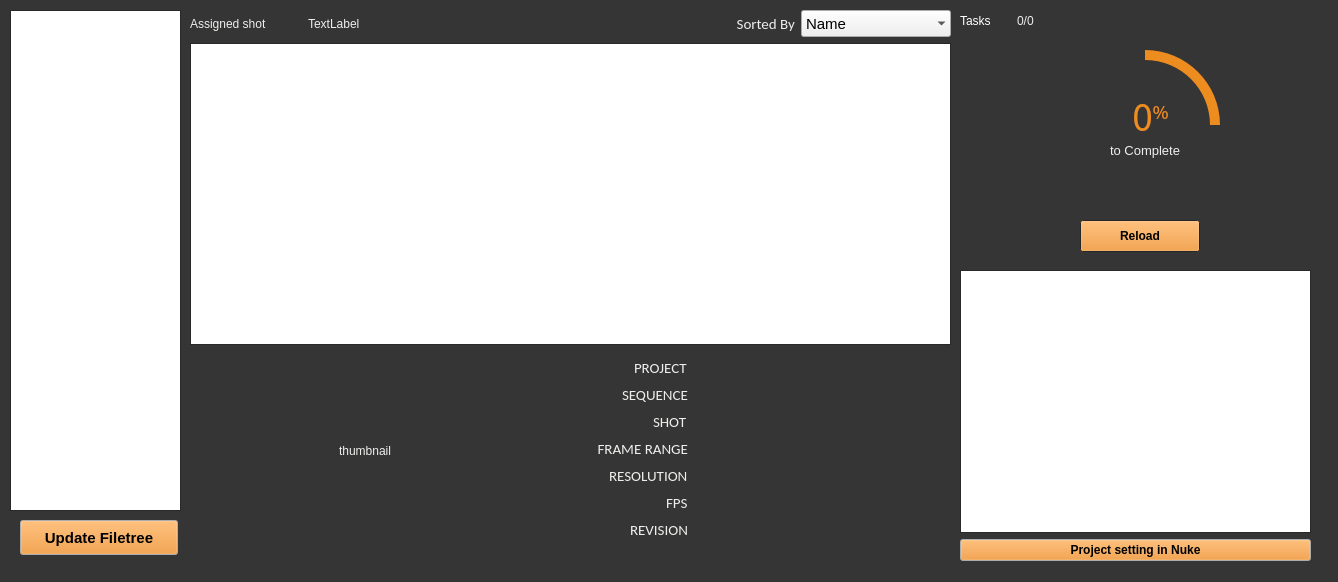
This is jiwoon/gazu_api/view/UI/nuki_main_widget_1.ui in SongmiLim/nuki_project as Qt 5 draws it before an edit. The edited form follows.
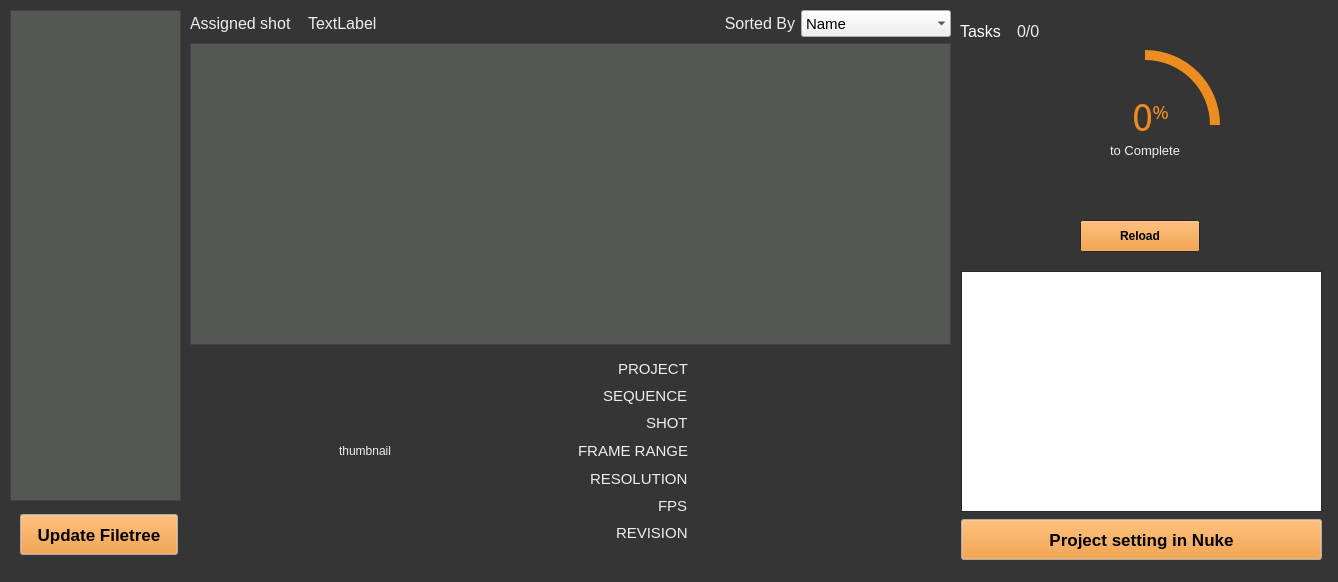
This is the edited form.

Commit message: publish!!! - path에서 경로받고 gazu로 pub. - nuki_main_widget UI 수정 - upload QMainwindow > QWidget 수정 - exr 확장자 폴더만 생성하게 변경 (upload 눌렀을때 파일경로가 없을시 mkdir 로 생성하는것을 추후 수정해야함)

What changed in the file:
```diff
--- a/jiwoon/gazu_api/view/UI/nuki_main_widget_1.ui
+++ b/jiwoon/gazu_api/view/UI/nuki_main_widget_1.ui
@@ -196,6 +196,11 @@
             </disabled>
            </palette>
           </property>
+          <property name="font">
+           <font>
+            <pointsize>12</pointsize>
+           </font>
+          </property>
           <property name="text">
            <string>Assigned shot</string>
           </property>
@@ -246,6 +251,11 @@
             </disabled>
            </palette>
           </property>
+          <property name="font">
+           <font>
+            <pointsize>12</pointsize>
+           </font>
+          </property>
           <property name="text">
            <string>TextLabel</string>
           </property>
@@ -312,8 +322,8 @@
         </property>
         <property name="font">
          <font>
-          <family>Carlito</family>
-          <pointsize>11</pointsize>
+          <family>Cantarell</family>
+          <pointsize>12</pointsize>
           <weight>50</weight>
           <bold>false</bold>
          </font>
@@ -429,7 +439,126 @@
      </layout>
     </item>
     <item>
-     <widget class="QListView" name="shot_list"/>
+     <widget class="QListView" name="shot_list">
+      <property name="palette">
+       <palette>
+        <active>
+         <colorrole role="Text">
+          <brush brushstyle="SolidPattern">
+           <color alpha="255">
+            <red>46</red>
+            <green>52</green>
+            <blue>54</blue>
+           </color>
+          </brush>
+         </colorrole>
+         <colorrole role="Base">
+          <brush brushstyle="SolidPattern">
+           <color alpha="255">
+            <red>85</red>
+            <green>87</green>
+            <blue>83</blue>
+           </color>
+          </brush>
+         </colorrole>
+         <colorrole role="Window">
+          <brush brushstyle="SolidPattern">
+           <color alpha="255">
+            <red>85</red>
+            <green>87</green>
+            <blue>83</blue>
+           </color>
+          </brush>
+         </colorrole>
+         <colorrole role="PlaceholderText">
+          <brush brushstyle="NoBrush">
+           <color alpha="128">
+            <red>46</red>
+            <green>52</green>
+            <blue>54</blue>
+           </color>
+          </brush>
+         </colorrole>
+        </active>
+        <inactive>
+         <colorrole role="Text">
+          <brush brushstyle="SolidPattern">
+           <color alpha="255">
+            <red>46</red>
+            <green>52</green>
+            <blue>54</blue>
+           </color>
+          </brush>
+         </colorrole>
+         <colorrole role="Base">
+          <brush brushstyle="SolidPattern">
+           <color alpha="255">
+            <red>85</red>
+            <green>87</green>
+            <blue>83</blue>
+           </color>
+          </brush>
+         </colorrole>
+         <colorrole role="Window">
+          <brush brushstyle="SolidPattern">
+           <color alpha="255">
+            <red>85</red>
+            <green>87</green>
+            <blue>83</blue>
+           </color>
+          </brush>
+         </colorrole>
+         <colorrole role="PlaceholderText">
+          <brush brushstyle="NoBrush">
+           <color alpha="128">
+            <red>46</red>
+            <green>52</green>
+            <blue>54</blue>
+           </color>
+          </brush>
+         </colorrole>
+        </inactive>
+        <disabled>
+         <colorrole role="Text">
+          <brush brushstyle="SolidPattern">
+           <color alpha="255">
+            <red>146</red>
+            <green>148</green>
+            <blue>149</blue>
+           </color>
+          </brush>
+         </colorrole>
+         <colorrole role="Base">
+          <brush brushstyle="SolidPattern">
+           <color alpha="255">
+            <red>85</red>
+            <green>87</green>
+            <blue>83</blue>
+           </color>
+          </brush>
+         </colorrole>
+         <colorrole role="Window">
+          <brush brushstyle="SolidPattern">
+           <color alpha="255">
+            <red>85</red>
+            <green>87</green>
+            <blue>83</blue>
+           </color>
+          </brush>
+         </colorrole>
+         <colorrole role="PlaceholderText">
+          <brush brushstyle="NoBrush">
+           <color alpha="128">
+            <red>46</red>
+            <green>52</green>
+            <blue>54</blue>
+           </color>
+          </brush>
+         </colorrole>
+        </disabled>
+       </palette>
+      </property>
+     </widget>
     </item>
     <item>
      <layout class="QVBoxLayout" name="verticalLayout">
@@ -567,7 +696,7 @@
             </property>
             <property name="font">
              <font>
-              <family>Carlito</family>
+              <family>Cantarell</family>
               <pointsize>12</pointsize>
               <weight>50</weight>
               <bold>false</bold>
@@ -631,7 +760,7 @@
             </property>
             <property name="font">
              <font>
-              <family>Carlito</family>
+              <family>Cantarell</family>
               <pointsize>11</pointsize>
               <weight>50</weight>
               <bold>false</bold>
@@ -701,7 +830,7 @@
             </property>
             <property name="font">
              <font>
-              <family>Carlito</family>
+              <family>Cantarell</family>
               <pointsize>11</pointsize>
               <weight>50</weight>
               <bold>false</bold>
@@ -927,7 +1056,7 @@
             </property>
             <property name="font">
              <font>
-              <family>Carlito</family>
+              <family>Cantarell</family>
               <pointsize>12</pointsize>
               <weight>50</weight>
               <bold>false</bold>
@@ -991,7 +1120,7 @@
             </property>
             <property name="font">
              <font>
-              <family>Carlito</family>
+              <family>Cantarell</family>
               <pointsize>12</pointsize>
              </font>
             </property>
@@ -1059,7 +1188,7 @@
             </property>
             <property name="font">
              <font>
-              <family>Carlito</family>
+              <family>Cantarell</family>
               <pointsize>11</pointsize>
               <weight>50</weight>
               <bold>false</bold>
@@ -1129,7 +1258,7 @@
             </property>
             <property name="font">
              <font>
-              <family>Carlito</family>
+              <family>Cantarell</family>
               <pointsize>12</pointsize>
               <weight>50</weight>
               <bold>false</bold>
@@ -1193,7 +1322,7 @@
             </property>
             <property name="font">
              <font>
-              <family>Carlito</family>
+              <family>Cantarell</family>
               <pointsize>12</pointsize>
               <weight>50</weight>
               <bold>false</bold>
@@ -1257,7 +1386,7 @@
             </property>
             <property name="font">
              <font>
-              <family>Carlito</family>
+              <family>Cantarell</family>
               <pointsize>12</pointsize>
               <weight>50</weight>
               <bold>false</bold>
@@ -1324,7 +1453,7 @@
             </property>
             <property name="font">
              <font>
-              <family>Carlito</family>
+              <family>Cantarell</family>
               <pointsize>11</pointsize>
               <weight>50</weight>
               <bold>false</bold>
@@ -1394,7 +1523,7 @@
             </property>
             <property name="font">
              <font>
-              <family>Carlito</family>
+              <family>Cantarell</family>
               <pointsize>11</pointsize>
               <weight>50</weight>
               <bold>false</bold>
@@ -1464,7 +1593,7 @@
             </property>
             <property name="font">
              <font>
-              <family>Carlito</family>
+              <family>Cantarell</family>
               <pointsize>11</pointsize>
               <weight>50</weight>
               <bold>false</bold>
@@ -1534,7 +1663,7 @@
             </property>
             <property name="font">
              <font>
-              <family>Carlito</family>
+              <family>Cantarell</family>
               <pointsize>11</pointsize>
               <weight>50</weight>
               <bold>false</bold>
@@ -1572,9 +1701,9 @@
    <property name="geometry">
     <rect>
      <x>20</x>
-     <y>520</y>
+     <y>514</y>
      <width>158</width>
-     <height>35</height>
+     <height>41</height>
     </rect>
    </property>
    <property name="minimumSize">
@@ -1629,7 +1758,7 @@
    <property name="font">
     <font>
      <family>Cantarell</family>
-     <pointsize>11</pointsize>
+     <pointsize>13</pointsize>
      <weight>75</weight>
      <bold>true</bold>
     </font>
@@ -1733,9 +1862,9 @@
    <property name="geometry">
     <rect>
      <x>960</x>
-     <y>10</y>
+     <y>20</y>
      <width>108</width>
-     <height>22</height>
+     <height>23</height>
     </rect>
    </property>
    <layout class="QHBoxLayout" name="horizontalLayout">
@@ -1832,6 +1961,11 @@
         </disabled>
        </palette>
       </property>
+      <property name="font">
+       <font>
+        <pointsize>12</pointsize>
+       </font>
+      </property>
       <property name="text">
        <string>Tasks</string>
       </property>
@@ -1876,6 +2010,11 @@
         </disabled>
        </palette>
       </property>
+      <property name="font">
+       <font>
+        <pointsize>12</pointsize>
+       </font>
+      </property>
       <property name="text">
        <string>0/0</string>
       </property>
@@ -1889,94 +2028,132 @@
      <x>10</x>
      <y>10</y>
      <width>171</width>
-     <height>501</height>
+     <height>491</height>
     </rect>
    </property>
-  </widget>
-  <widget class="QWidget" name="layoutWidget">
-   <property name="geometry">
-    <rect>
-     <x>960</x>
-     <y>270</y>
-     <width>351</width>
-     <height>291</height>
-    </rect>
+   <property name="palette">
+    <palette>
+     <active>
+      <colorrole role="Text">
+       <brush brushstyle="SolidPattern">
+        <color alpha="255">
+         <red>46</red>
+         <green>52</green>
+         <blue>54</blue>
+        </color>
+       </brush>
+      </colorrole>
+      <colorrole role="Base">
+       <brush brushstyle="SolidPattern">
+        <color alpha="255">
+         <red>85</red>
+         <green>87</green>
+         <blue>83</blue>
+        </color>
+       </brush>
+      </colorrole>
+      <colorrole role="Window">
+       <brush brushstyle="SolidPattern">
+        <color alpha="255">
+         <red>85</red>
+         <green>87</green>
+         <blue>83</blue>
+        </color>
+       </brush>
+      </colorrole>
+      <colorrole role="PlaceholderText">
+       <brush brushstyle="NoBrush">
+        <color alpha="128">
+         <red>46</red>
+         <green>52</green>
+         <blue>54</blue>
+        </color>
+       </brush>
+      </colorrole>
+     </active>
+     <inactive>
+      <colorrole role="Text">
+       <brush brushstyle="SolidPattern">
+        <color alpha="255">
+         <red>46</red>
+         <green>52</green>
+         <blue>54</blue>
+        </color>
+       </brush>
+      </colorrole>
+      <colorrole role="Base">
+       <brush brushstyle="SolidPattern">
+        <color alpha="255">
+         <red>85</red>
+         <green>87</green>
+         <blue>83</blue>
+        </color>
+       </brush>
+      </colorrole>
+      <colorrole role="Window">
+       <brush brushstyle="SolidPattern">
+        <color alpha="255">
+         <red>85</red>
+         <green>87</green>
+         <blue>83</blue>
+        </color>
+       </brush>
+      </colorrole>
+      <colorrole role="PlaceholderText">
+       <brush brushstyle="NoBrush">
+        <color alpha="128">
+         <red>46</red>
+         <green>52</green>
+         <blue>54</blue>
+        </color>
+       </brush>
+      </colorrole>
+     </inactive>
+     <disabled>
+      <colorrole role="Text">
+       <brush brushstyle="SolidPattern">
+        <color alpha="255">
+         <red>146</red>
+         <green>148</green>
+         <blue>149</blue>
+        </color>
+       </brush>
+      </colorrole>
+      <colorrole role="Base">
+       <brush brushstyle="SolidPattern">
+        <color alpha="255">
+         <red>85</red>
+         <green>87</green>
+         <blue>83</blue>
+        </color>
+       </brush>
+      </colorrole>
+      <colorrole role="Window">
+       <brush brushstyle="SolidPattern">
+        <color alpha="255">
+         <red>85</red>
+         <green>87</green>
+         <blue>83</blue>
+        </color>
+       </brush>
+      </colorrole>
+      <colorrole role="PlaceholderText">
+       <brush brushstyle="NoBrush">
+        <color alpha="128">
+         <red>46</red>
+         <green>52</green>
+         <blue>54</blue>
+        </color>
+       </brush>
+      </colorrole>
+     </disabled>
+    </palette>
    </property>
-   <layout class="QVBoxLayout" name="verticalLayout_3">
-    <item>
-     <widget class="QTreeView" name="task_table"/>
-    </item>
-    <item>
-     <widget class="QPushButton" name="opennuke_btn">
-      <property name="sizePolicy">
-       <sizepolicy hsizetype="Minimum" vsizetype="Minimum">
-        <horstretch>0</horstretch>
-        <verstretch>0</verstretch>
-       </sizepolicy>
-      </property>
-      <property name="maximumSize">
-       <size>
-        <width>600</width>
-        <height>16777215</height>
-       </size>
-      </property>
-      <property name="palette">
-       <palette>
-        <active>
-         <colorrole role="Button">
-          <brush brushstyle="SolidPattern">
-           <color alpha="255">
-            <red>237</red>
-            <green>141</green>
-            <blue>32</blue>
-           </color>
-          </brush>
-         </colorrole>
-        </active>
-        <inactive>
-         <colorrole role="Button">
-          <brush brushstyle="SolidPattern">
-           <color alpha="255">
-            <red>237</red>
-            <green>141</green>
-            <blue>32</blue>
-           </color>
-          </brush>
-         </colorrole>
-        </inactive>
-        <disabled>
-         <colorrole role="Button">
-          <brush brushstyle="SolidPattern">
-           <color alpha="255">
-            <red>237</red>
-            <green>141</green>
-            <blue>32</blue>
-           </color>
-          </brush>
-         </colorrole>
-        </disabled>
-       </palette>
-      </property>
-      <property name="font">
-       <font>
-        <weight>75</weight>
-        <bold>true</bold>
-       </font>
-      </property>
-      <property name="styleSheet">
-       <string notr="true">QPushButton:hover {
-border-style: outset;
-border-radius: 5px;
-border: 3px solid rgb(238, 173, 83);
-}
-</string>
-      </property>
-      <property name="text">
-       <string>Project setting in Nuke</string>
-      </property>
-     </widget>
-    </item>
-   </layout>
+   <property name="font">
+    <font>
+     <pointsize>12</pointsize>
+    </font>
+   </property>
   </widget>
   <widget class="QFrame" name="circularProgressBarBase">
    <property name="geometry">
@@ -2125,7 +2302,7 @@
       <rect>
        <x>30</x>
        <y>80</y>
-       <width>71</width>
+       <width>81</width>
        <height>21</height>
       </rect>
      </property>
@@ -2261,6 +2438,93 @@
    <zorder>circularProgress</zorder>
    <zorder>container</zorder>
   </widget>
+  <widget class="QPushButton" name="opennuke_btn">
+   <property name="geometry">
+    <rect>
+     <x>961</x>
+     <y>519</y>
+     <width>361</width>
+     <height>41</height>
+    </rect>
+   </property>
+   <property name="sizePolicy">
+    <sizepolicy hsizetype="Minimum" vsizetype="Minimum">
+     <horstretch>0</horstretch>
+     <verstretch>0</verstretch>
+    </sizepolicy>
+   </property>
+   <property name="maximumSize">
+    <size>
+     <width>600</width>
+     <height>16777215</height>
+    </size>
+   </property>
+   <property name="palette">
+    <palette>
+     <active>
+      <colorrole role="Button">
+       <brush brushstyle="SolidPattern">
+        <color alpha="255">
+         <red>237</red>
+         <green>141</green>
+         <blue>32</blue>
+        </color>
+       </brush>
+      </colorrole>
+     </active>
+     <inactive>
+      <colorrole role="Button">
+       <brush brushstyle="SolidPattern">
+        <color alpha="255">
+         <red>237</red>
+         <green>141</green>
+         <blue>32</blue>
+        </color>
+       </brush>
+      </colorrole>
+     </inactive>
+     <disabled>
+      <colorrole role="Button">
+       <brush brushstyle="SolidPattern">
+        <color alpha="255">
+         <red>237</red>
+         <green>141</green>
+         <blue>32</blue>
+        </color>
+       </brush>
+      </colorrole>
+     </disabled>
+    </palette>
+   </property>
+   <property name="font">
+    <font>
+     <pointsize>13</pointsize>
+     <weight>75</weight>
+     <bold>true</bold>
+    </font>
+   </property>
+   <property name="styleSheet">
+    <string notr="true">QPushButton:hover {
+border-style: outset;
+border-radius: 5px;
+border: 3px solid rgb(238, 173, 83);
+}
+</string>
+   </property>
+   <property name="text">
+    <string>Project setting in Nuke</string>
+   </property>
+  </widget>
+  <widget class="QTreeView" name="task_table">
+   <property name="geometry">
+    <rect>
+     <x>961</x>
+     <y>271</y>
+     <width>361</width>
+     <height>241</height>
+    </rect>
+   </property>
+  </widget>
  </widget>
  <resources/>
  <connections/>
```
The commit also changes 6 other files.
